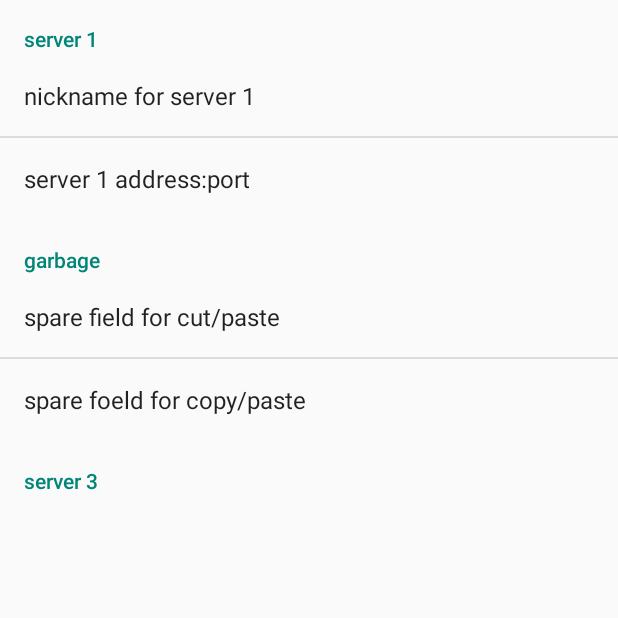
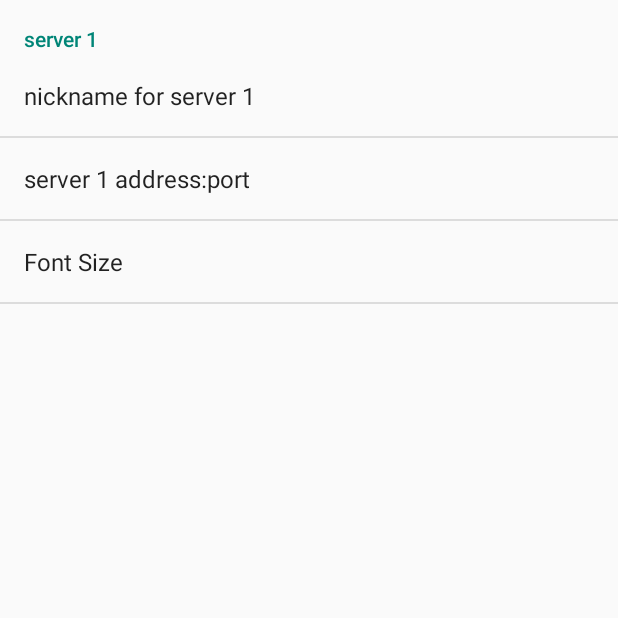
Before and after one commit to peter8472/cap-client, an Android app: the screen it shows after launch (Settings before the commit, MySettings after it), in the options menu, after a tap on "Settings", on a phone screen of 412 x 824 dp, the top half of it. Run offline under Robolectric (Android 15) with nearby library versions, the phone set to English and light mode, and no system bars.

Commit message:
font change now works

```diff
--- a/app/build.gradle
+++ b/app/build.gradle
@@ -7,8 +7,8 @@ android {
         applicationId "info.p445m.captioneer"
         minSdkVersion 10
         targetSdkVersion 24
-        versionCode 3
-        versionName "1.0.0.2"
+        versionCode 4
+        versionName "1.0.0.3"
         testInstrumentationRunner "android.support.test.runner.AndroidJUnitRunner"
     }
     buildTypes {
--- a/app/src/main/AndroidManifest.xml
+++ b/app/src/main/AndroidManifest.xml
@@ -23,7 +23,7 @@
             </intent-filter>
         </activity>
         <activity
-            android:name=".Settings"
+            android:name=".MySettings"
             android:label="@string/title_activity_settings"
             android:parentActivityName=".MainActivity">
             <meta-data
--- a/app/src/main/java/info/p445m/captioneer/MainActivity.java
+++ b/app/src/main/java/info/p445m/captioneer/MainActivity.java
@@ -5,12 +5,14 @@ import android.content.Intent;
 import android.content.SharedPreferences;
 import android.os.AsyncTask;
 import android.os.Bundle;
+import android.preference.Preference;
 import android.preference.PreferenceManager;
 import android.support.design.widget.FloatingActionButton;
 import android.support.design.widget.Snackbar;
 import android.support.v7.app.AppCompatActivity;
 import android.support.v7.widget.Toolbar;
 import android.util.Log;
+import android.util.TypedValue;
 import android.view.View;
 import android.view.Menu;
 import android.view.MenuItem;
@@ -19,13 +21,21 @@ import android.widget.EditText;
 import android.widget.TextView;
 
 import java.io.IOException;
-import java.net.InetSocketAddress;
 import java.net.Socket;
-import java.net.SocketAddress;
 import java.util.List;
 
-public class MainActivity extends AppCompatActivity implements RecognitionListener {
+public class MainActivity extends AppCompatActivity implements RecognitionListener, SharedPreferences.OnSharedPreferenceChangeListener {
     public final int SPEECH_REQUEST_CODE=0;
+
+    @Override
+    public void onSharedPreferenceChanged(SharedPreferences preferences, String key) {
+        if (key.equals("fontsize")) {
+            String val = preferences.getString(key, "36");
+            EditText outwin = (EditText) findViewById(R.id.answer);
+            outwin.setTextSize(Float.valueOf(val));
+        }
+
+    }
 
     private class getV extends AsyncTask<String , Void,String> {
         @Override
@@ -46,7 +56,20 @@ public class MainActivity extends AppCompatActivity implements RecognitionListen
         super.onCreate(savedInstanceState);
         //setTheme(R.style.Theme_AppCompat_DayNight_NoActionBar);
         //setTheme(R.style.AppTheme);
+        PreferenceManager.setDefaultValues(this, R.xml.preferences  , false );
+
         setContentView(R.layout.activity_main);
+        EditText outwin = (EditText) findViewById(R.id.answer);
+        SharedPreferences p = PreferenceManager.getDefaultSharedPreferences(this);
+        p.registerOnSharedPreferenceChangeListener(this);
+        String fs=p.getString("fontsize", "99");
+        Log.d("fontsze= ", fs);
+
+
+            outwin.setTextSize(TypedValue.COMPLEX_UNIT_PX, Float.valueOf(fs));
+
+
+
         Toolbar toolbar = (Toolbar) findViewById(R.id.toolbar);
         setSupportActionBar(toolbar);
 
@@ -135,7 +158,7 @@ public class MainActivity extends AppCompatActivity implements RecognitionListen
 
         //noinspection SimplifiableIfStatement
         if (id == R.id.action_settings) {
-            Intent i = new Intent(this, Settings.class);
+            Intent i = new Intent(this, MySettings.class);
             startActivity(i);
             return true;
         }
--- a/app/src/main/java/info/p445m/captioneer/Settings.java
+++ b/app/src/main/java/info/p445m/captioneer/MySettings.java
@@ -4,7 +4,7 @@ import android.os.Bundle;
 import android.app.Activity;
 import android.preference.PreferenceActivity;
 
-public class Settings extends PreferenceActivity {
+public class MySettings extends PreferenceActivity {
 
     @Override
     protected void onCreate(Bundle savedInstanceState) {
--- a/app/src/main/res/layout/activity_main.xml
+++ b/app/src/main/res/layout/activity_main.xml
@@ -15,7 +15,7 @@
             android:id="@+id/toolbar"
             android:layout_width="match_parent"
             android:layout_height="?attr/actionBarSize"
-            android:background="?attr/colorPrimary"
+            android:background="@color/colorPrimary"
             app:popupTheme="@style/AppTheme.PopupOverlay" />
 
     </android.support.design.widget.AppBarLayout>
--- a/app/src/main/res/layout/content_main.xml
+++ b/app/src/main/res/layout/content_main.xml
@@ -14,7 +14,7 @@
         android:layout_height="wrap_content"
         android:selectAllOnFocus="false"
         android:text=""
-        android:textSize="24px"
+        android:textSize="22px"
         app:layout_constraintBottom_toBottomOf="parent"
         app:layout_constraintHorizontal_bias="0.0"
         app:layout_constraintLeft_toLeftOf="parent"
--- a/app/src/main/res/xml/preferences.xml
+++ b/app/src/main/res/xml/preferences.xml
@@ -14,26 +14,12 @@
         android:key="server"
         android:title="server 1 address:port" />
     </PreferenceCategory>
-    <PreferenceCategory
-        android:title="garbage"
-        android:key="blank_key" >
-
     <EditTextPreference
-        android:defaultValue="nobody"
-        android:key="nick2"
-        android:title="spare field for cut/paste" />
-    <EditTextPreference
-        android:defaultValue="localhost:0"
-        android:key="server2"
-        android:title="spare foeld for copy/paste" />
-    </PreferenceCategory>
-
-    <PreferenceCategory
-        android:title="server 3"
-        android:key="blank_key" >
-</PreferenceCategory>
-
-
+        android:defaultValue="22"
+        android:key="fontsize"
+        android:selectAllOnFocus="true"
+        android:singleLine="true"
+        android:title="Font Size" />
 
 
 </PreferenceScreen>
```
Also changed, not shown: app/src/main/res/layout/activity_settings.xml (+14 -1 lines).
